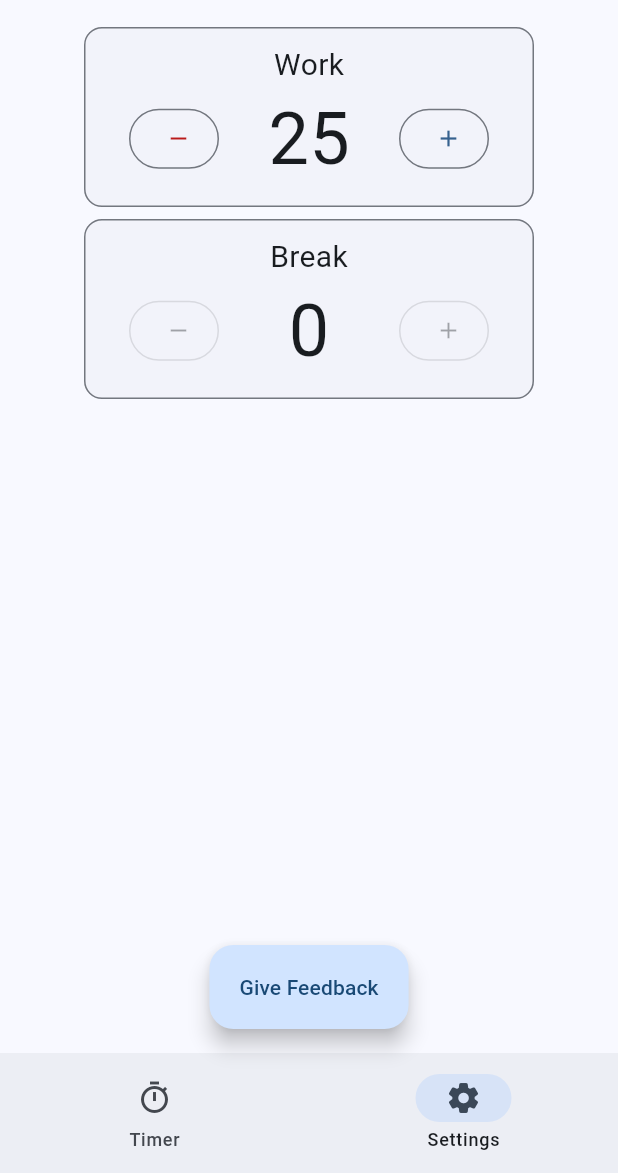
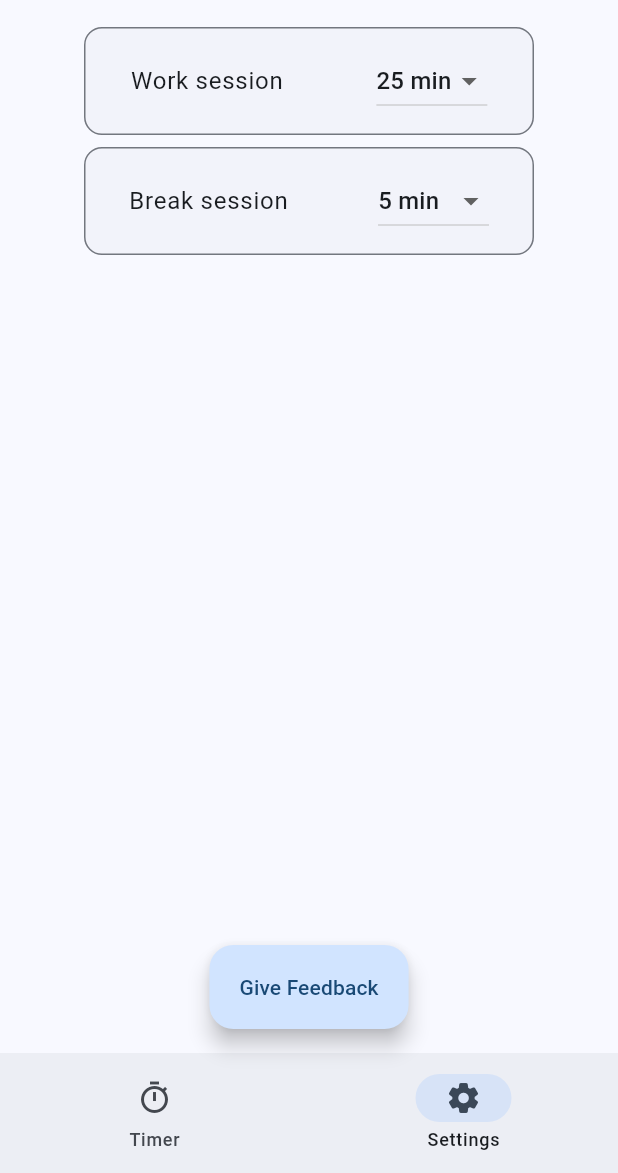
Before and after one commit to yhakamay/pomody, a Flutter app: the screen it shows after launch, item 2 of the bottom bar chosen, on a phone screen of 412 x 824 dp, the part 63-1236 px from its top. Run offline on Flutter 3.47's test engine with Material 2 defaults, Android fonts, the phone set to English and light mode, and no system bars; our stand-ins replace circular_countdown_timer, flutter_riverpod, hooks_riverpod.

Commit message:
Update settings UI

```diff
--- a/lib/molecules/break_duration_card.dart
+++ b/lib/molecules/break_duration_card.dart
@@ -1,59 +1,40 @@
 import 'package:flutter/material.dart';
+import 'package:hooks_riverpod/hooks_riverpod.dart';
 
 import '../atoms/outlined_card.dart';
+import '../providers/timer_provider.dart';
 
-class BreakDurationCard extends StatelessWidget {
+class BreakDurationCard extends HookConsumerWidget {
   const BreakDurationCard({
     Key? key,
   }) : super(key: key);
 
   @override
-  Widget build(BuildContext context) {
+  Widget build(BuildContext context, WidgetRef ref) {
+    final timer = ref.watch(timerProvider);
+
     return OutlinedCard(
       width: 300,
-      height: 120,
-      child: Column(
-        // TODO: Implement after break timer is implemented
-        mainAxisAlignment: MainAxisAlignment.center,
+      height: 72,
+      child: Row(
+        mainAxisAlignment: MainAxisAlignment.spaceBetween,
         children: [
-          const Text(
-            'Break',
-            style: TextStyle(fontSize: 20),
+          const SizedBox(width: 8),
+          Text(
+            'Break session',
+            style: Theme.of(context).textTheme.bodyLarge,
           ),
-          Row(
-            mainAxisAlignment: MainAxisAlignment.center,
-            children: [
-              SizedBox(
-                width: 60,
-                child: OutlinedButton(
-                  onPressed: null,
-                  style: OutlinedButton.styleFrom(
-                    primary: Theme.of(context).colorScheme.error,
-                  ),
-                  child: const Icon(Icons.remove),
-                ),
-              ),
-              const SizedBox(
-                width: 120,
-                child: Center(
-                  child: Text(
-                    '${5 ~/ 60}',
-                    style: TextStyle(fontSize: 48),
-                  ),
-                ),
-              ),
-              SizedBox(
-                width: 60,
-                child: OutlinedButton(
-                  onPressed: null,
-                  style: OutlinedButton.styleFrom(
-                    primary: Theme.of(context).colorScheme.primary,
-                  ),
-                  child: const Icon(Icons.add),
-                ),
-              ),
+          const SizedBox(width: 16),
+          DropdownButton<int>(
+            value: timer.breakDuration ~/ 60,
+            items: const [
+              DropdownMenuItem(value: 5, child: Text('5 min')),
+              DropdownMenuItem(value: 10, child: Text('10 min')),
+              DropdownMenuItem(value: 15, child: Text('15 min')),
             ],
-          )
+            onChanged: (int? value) => timer.setBreakDuration(value! * 60),
+          ),
+          const SizedBox(width: 8),
         ],
       ),
     );
--- a/lib/molecules/work_duration_card.dart
+++ b/lib/molecules/work_duration_card.dart
@@ -15,48 +15,26 @@ class WorkDurationCard extends HookConsumerWidget {
 
     return OutlinedCard(
       width: 300,
-      height: 120,
-      child: Column(
-        mainAxisAlignment: MainAxisAlignment.center,
+      height: 72,
+      child: Row(
+        mainAxisAlignment: MainAxisAlignment.spaceBetween,
         children: [
-          const Text(
-            'Work',
-            style: TextStyle(fontSize: 20),
+          const SizedBox(width: 8),
+          Text(
+            'Work session',
+            style: Theme.of(context).textTheme.bodyLarge,
           ),
-          Row(
-            mainAxisAlignment: MainAxisAlignment.center,
-            children: [
-              SizedBox(
-                width: 60,
-                child: OutlinedButton(
-                  onPressed: timer.reduceWork,
-                  style: OutlinedButton.styleFrom(
-                    primary: Theme.of(context).colorScheme.error,
-                  ),
-                  child: const Icon(Icons.remove),
-                ),
-              ),
-              SizedBox(
-                width: 120,
-                child: Center(
-                  child: Text(
-                    '${timer.workDuration ~/ 60}',
-                    style: const TextStyle(fontSize: 48),
-                  ),
-                ),
-              ),
-              SizedBox(
-                width: 60,
-                child: OutlinedButton(
-                  onPressed: timer.addWork,
-                  style: OutlinedButton.styleFrom(
-                    primary: Theme.of(context).colorScheme.primary,
-                  ),
-                  child: const Icon(Icons.add),
-                ),
-              ),
+          const SizedBox(width: 16),
+          DropdownButton<int>(
+            value: timer.workDuration ~/ 60,
+            items: const [
+              DropdownMenuItem(value: 15, child: Text('15 min')),
+              DropdownMenuItem(value: 25, child: Text('25 min')),
+              DropdownMenuItem(value: 45, child: Text('45 min')),
             ],
+            onChanged: (int? value) => timer.setWorkDuration(value! * 60),
           ),
+          const SizedBox(width: 8),
         ],
       ),
     );
--- a/lib/providers/timer_provider.dart
+++ b/lib/providers/timer_provider.dart
@@ -23,6 +23,16 @@ class TimerController extends ChangeNotifier {
   int workDuration = 25 * 60;
   int breakDuration = 5 * 60;
   TimerMode mode = TimerMode.workTimer;
+
+  void setWorkDuration(int newDuration) {
+    workDuration = newDuration;
+    notifyListeners();
+  }
+
+  void setBreakDuration(int newDuration) {
+    breakDuration = newDuration;
+    notifyListeners();
+  }
 
   void start() {
     controller.restart(
@@ -69,22 +79,4 @@ class TimerController extends ChangeNotifier {
   void toggleMode() {
     mode = mode.toggle();
   }
-
-  void reduceWork() {
-    if (workDuration < 15 * 60) {
-      return;
-    }
-
-    workDuration -= 5 * 60;
-    notifyListeners();
-  }
-
-  void addWork() {
-    if (workDuration > 40 * 60) {
-      return;
-    }
-
-    workDuration += 5 * 60;
-    notifyListeners();
-  }
 }
```
